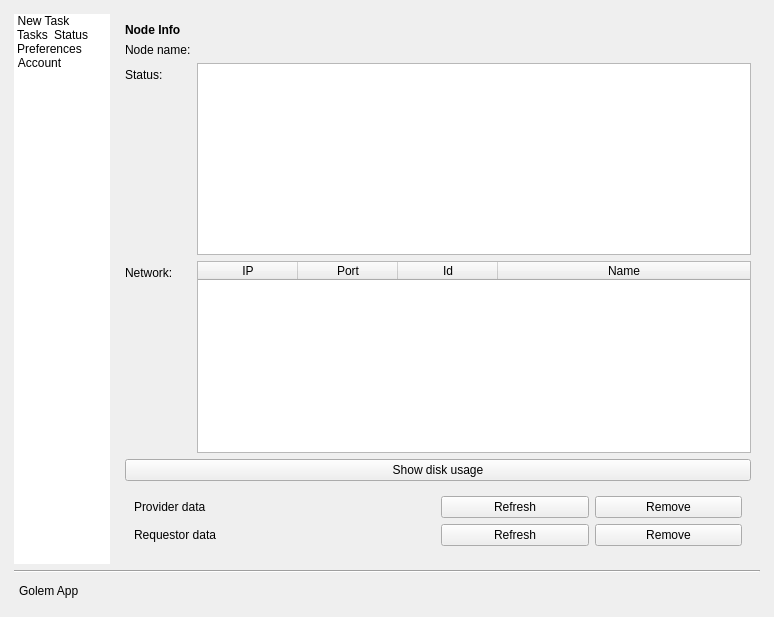
This is gnr/ui/AppMainWindow.ui in golemfactory/clay as Qt 5 draws it before an edit. The edited form follows.
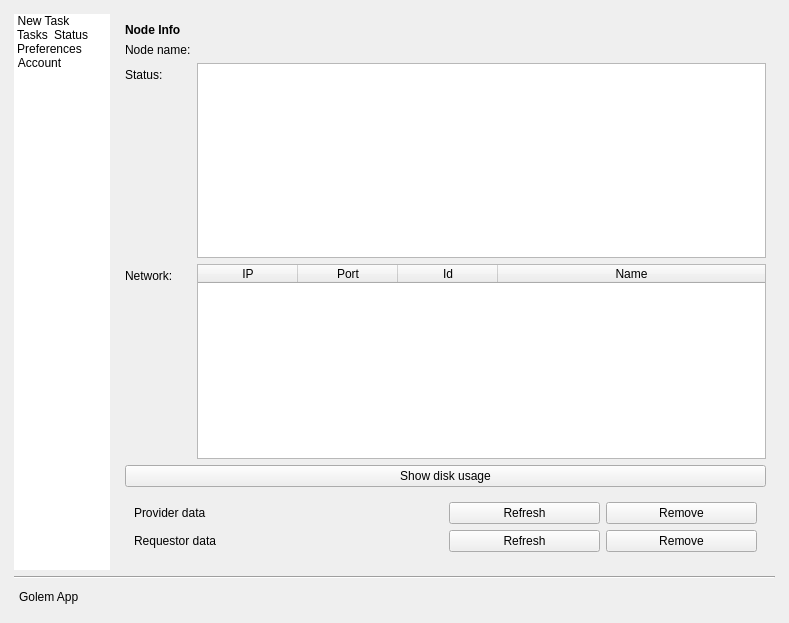
This is the edited form. The open tabs and pages were chosen to show the change. Icons and pictures are not drawn. Custom widgets are drawn as their Qt base class.

Commit message: nicer peer table

What changed in the file:
```diff
--- a/gnr/ui/AppMainWindow.ui
+++ b/gnr/ui/AppMainWindow.ui
@@ -2,6 +2,14 @@
 <ui version="4.0">
  <class>MainWindow</class>
  <widget class="QMainWindow" name="MainWindow">
+  <property name="geometry">
+   <rect>
+    <x>0</x>
+    <y>0</y>
+    <width>789</width>
+    <height>623</height>
+   </rect>
+  </property>
   <property name="sizePolicy">
    <sizepolicy hsizetype="MinimumExpanding" vsizetype="MinimumExpanding">
     <horstretch>0</horstretch>
@@ -1285,7 +1293,7 @@
                    <enum>QAbstractItemView::ScrollPerPixel</enum>
                   </property>
                   <property name="sortingEnabled">
-                   <bool>false</bool>
+                   <bool>true</bool>
                   </property>
                   <property name="rowCount">
                    <number>0</number>
```
Left out of the diff: 7 changed lines with no effect on the pictures.
